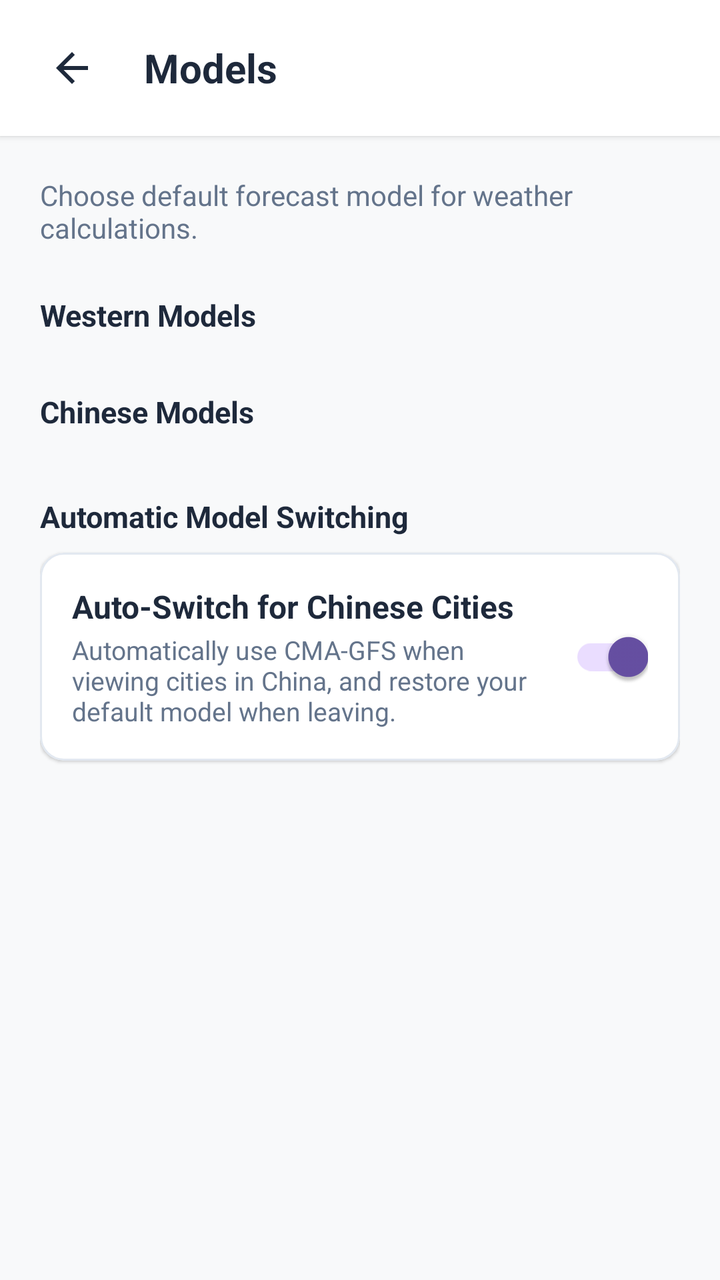
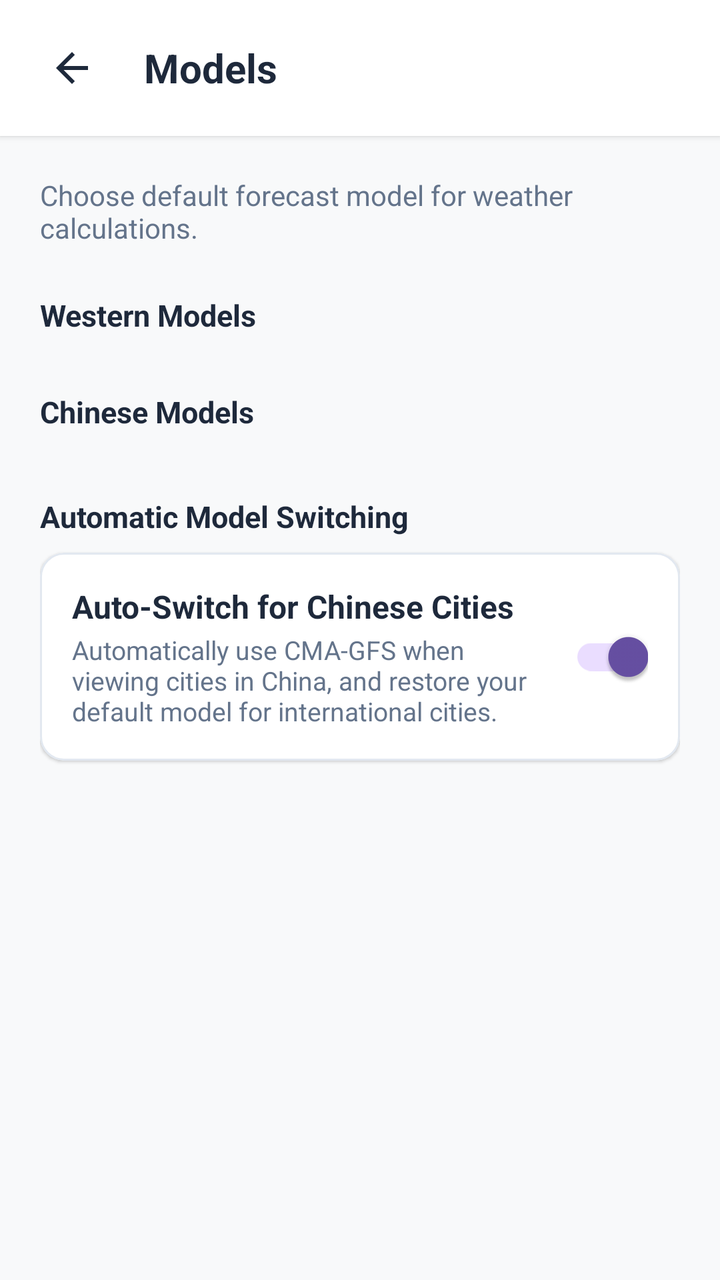

Compare the two renders of this Android layout. The source of the first and the diff that turns it into the second are given below.
<!-- AndroidManifest.xml: application theme Theme.WeatherAPP -->
<!-- res/layout/dialog_models_settings.xml -->
<?xml version="1.0" encoding="utf-8"?>
<LinearLayout xmlns:android="http://schemas.android.com/apk/res/android"
    xmlns:app="http://schemas.android.com/apk/res-auto"
    xmlns:tools="http://schemas.android.com/tools"
    android:layout_width="match_parent"
    android:layout_height="match_parent"
    android:background="@color/background_light"
    android:orientation="vertical">

    
    <com.google.android.material.card.MaterialCardView
        android:id="@+id/cardHeader"
        android:layout_width="match_parent"
        android:layout_height="wrap_content"
        app:cardBackgroundColor="@color/surface_card"
        app:cardCornerRadius="0dp"
        app:cardElevation="2dp"
        app:strokeWidth="0dp">

        <LinearLayout
            android:layout_width="match_parent"
            android:layout_height="wrap_content"
            android:gravity="center_vertical"
            android:orientation="horizontal"
            android:paddingHorizontal="16dp"
            android:paddingVertical="14dp">

            <ImageButton
                android:id="@+id/btnBack"
                android:layout_width="40dp"
                android:layout_height="40dp"
                android:background="?attr/selectableItemBackgroundBorderless"
                android:contentDescription="Back"
                android:padding="8dp"
                android:scaleType="fitCenter"
                android:src="@drawable/ic_back"
                app:tint="@color/text_primary" />

            <TextView
                android:layout_width="wrap_content"
                android:layout_height="wrap_content"
                android:layout_marginStart="16dp"
                android:text="Models"
                android:textColor="@color/text_primary"
                android:textSize="20sp"
                android:textStyle="bold" />

        </LinearLayout>

    </com.google.android.material.card.MaterialCardView>

    <ScrollView
        android:layout_width="match_parent"
        android:layout_height="match_parent"
        android:fillViewport="true">

        <LinearLayout
            android:layout_width="match_parent"
            android:layout_height="wrap_content"
            android:orientation="vertical"
            android:padding="20dp">

            <TextView
                android:layout_width="wrap_content"
                android:layout_height="wrap_content"
                android:layout_marginBottom="16dp"
                android:text="Choose default forecast model for weather calculations."
                android:textColor="@color/text_secondary"
                android:textSize="14sp" />

            
            <TextView
                android:id="@+id/tvWesternHeader"
                android:layout_width="wrap_content"
                android:layout_height="wrap_content"
                android:layout_marginTop="8dp"
                android:layout_marginBottom="8dp"
                android:text="Western Models"
                android:textColor="@color/text_primary"
                android:textSize="15sp"
                android:textStyle="bold" />

            <RadioGroup
                android:id="@+id/rgWesternModels"
                android:layout_width="match_parent"
                android:layout_height="wrap_content"
                android:orientation="vertical" />

            
            <TextView
                android:id="@+id/tvChineseHeader"
                android:layout_width="wrap_content"
                android:layout_height="wrap_content"
                android:layout_marginTop="20dp"
                android:layout_marginBottom="8dp"
                android:text="Chinese Models"
                android:textColor="@color/text_primary"
                android:textSize="15sp"
                android:textStyle="bold" />

            <RadioGroup
                android:id="@+id/rgChineseModels"
                android:layout_width="match_parent"
                android:layout_height="wrap_content"
                android:orientation="vertical" />

            
            <TextView
                android:id="@+id/tvAutoChinaHeader"
                android:layout_width="wrap_content"
                android:layout_height="wrap_content"
                android:layout_marginTop="24dp"
                android:layout_marginBottom="8dp"
                android:text="Automatic Model Switching"
                android:textColor="@color/text_primary"
                android:textSize="15sp"
                android:textStyle="bold" />

            <com.google.android.material.card.MaterialCardView
                android:id="@+id/cardAutoChina"
                android:layout_width="match_parent"
                android:layout_height="wrap_content"
                app:cardBackgroundColor="@color/surface_card"
                app:cardCornerRadius="12dp"
                app:cardElevation="1dp"
                app:strokeColor="@color/divider_color"
                app:strokeWidth="1dp">

                <LinearLayout
                    android:layout_width="match_parent"
                    android:layout_height="wrap_content"
                    android:gravity="center_vertical"
                    android:orientation="horizontal"
                    android:padding="16dp">

                    <LinearLayout
                        android:layout_width="0dp"
                        android:layout_height="wrap_content"
                        android:layout_marginEnd="12dp"
                        android:layout_weight="1"
                        android:orientation="vertical">

                        <TextView
                            android:id="@+id/tvAutoChinaTitle"
                            android:layout_width="wrap_content"
                            android:layout_height="wrap_content"
                            android:text="Auto-Switch for Chinese Cities"
                            android:textColor="@color/text_primary"
                            android:textSize="16sp"
                            android:textStyle="bold" />

                        <TextView
                            android:id="@+id/tvAutoChinaDesc"
                            android:layout_width="wrap_content"
                            android:layout_height="wrap_content"
                            android:layout_marginTop="2dp"
                            android:text="Automatically use CMA-GFS when viewing cities in China, and restore your default model when leaving."
                            android:textColor="@color/text_secondary"
                            android:textSize="13sp" />

                    </LinearLayout>

                    <com.google.android.material.switchmaterial.SwitchMaterial
                        android:id="@+id/switchAutoChina"
                        android:layout_width="wrap_content"
                        android:layout_height="wrap_content"
                        android:checked="true" />

                </LinearLayout>

            </com.google.android.material.card.MaterialCardView>

        </LinearLayout>

    </ScrollView>

</LinearLayout>
<!-- resources referenced by this layout -->
<resources>
  <color name="background_light">#F8F9FA</color>
  <color name="divider_color">#E2E8F0</color>
  <color name="surface_card">#FFFFFF</color>
  <color name="text_primary">#1E293B</color>
  <color name="text_secondary">#64748B</color>
  <!-- drawable ic_back (drawable) -->
  <vector xmlns:android="http://schemas.android.com/apk/res/android"
      android:width="24dp"
      android:height="24dp"
      android:viewportWidth="24"
      android:viewportHeight="24">
    <path
        android:fillColor="@color/text_primary"
        android:pathData="M20,11H7.83l5.59,-5.59L12,4l-8,8 8,8 1.41,-1.41L7.83,13H20v-2z"/>
  </vector>
  <style name="Theme.WeatherAPP" parent="Base.Theme.WeatherAPP" />
  <style name="Base.Theme.WeatherAPP" parent="Theme.Material3.DayNight.NoActionBar">
          <item name="android:statusBarColor">@color/surface_card</item>
          <item name="android:windowLightStatusBar">true</item>
      </style>
</resources>

<!-- the commit's change to res/layout/dialog_models_settings.xml (unified diff, before → after) -->
@@ -30,7 +30,7 @@
                 android:layout_width="40dp"
                 android:layout_height="40dp"
                 android:background="?attr/selectableItemBackgroundBorderless"
-                android:contentDescription="Back"
+                android:contentDescription="@string/cd_back"
                 android:padding="8dp"
                 android:scaleType="fitCenter"
                 android:src="@drawable/ic_back"
@@ -40,7 +40,7 @@
                 android:layout_width="wrap_content"
                 android:layout_height="wrap_content"
                 android:layout_marginStart="16dp"
-                android:text="Models"
+                android:text="@string/title_models"
                 android:textColor="@color/text_primary"
                 android:textSize="20sp"
                 android:textStyle="bold" />
@@ -64,7 +64,7 @@
                 android:layout_width="wrap_content"
                 android:layout_height="wrap_content"
                 android:layout_marginBottom="16dp"
-                android:text="Choose default forecast model for weather calculations."
+                android:text="@string/desc_models"
                 android:textColor="@color/text_secondary"
                 android:textSize="14sp" />
 
@@ -75,7 +75,7 @@
                 android:layout_height="wrap_content"
                 android:layout_marginTop="8dp"
                 android:layout_marginBottom="8dp"
-                android:text="Western Models"
+                android:text="@string/header_western_models"
                 android:textColor="@color/text_primary"
                 android:textSize="15sp"
                 android:textStyle="bold" />
@@ -93,7 +93,7 @@
                 android:layout_height="wrap_content"
                 android:layout_marginTop="20dp"
                 android:layout_marginBottom="8dp"
-                android:text="Chinese Models"
+                android:text="@string/header_chinese_models"
                 android:textColor="@color/text_primary"
                 android:textSize="15sp"
                 android:textStyle="bold" />
@@ -111,7 +111,7 @@
                 android:layout_height="wrap_content"
                 android:layout_marginTop="24dp"
                 android:layout_marginBottom="8dp"
-                android:text="Automatic Model Switching"
+                android:text="@string/header_automatic_model_switching"
                 android:textColor="@color/text_primary"
                 android:textSize="15sp"
                 android:textStyle="bold" />
@@ -144,7 +144,7 @@
                             android:id="@+id/tvAutoChinaTitle"
                             android:layout_width="wrap_content"
                             android:layout_height="wrap_content"
-                            android:text="Auto-Switch for Chinese Cities"
+                            android:text="@string/title_auto_switch_china"
                             android:textColor="@color/text_primary"
                             android:textSize="16sp"
                             android:textStyle="bold" />
@@ -154,7 +154,7 @@
                             android:layout_width="wrap_content"
                             android:layout_height="wrap_content"
                             android:layout_marginTop="2dp"
-                            android:text="Automatically use CMA-GFS when viewing cities in China, and restore your default model when leaving."
+                            android:text="@string/desc_auto_switch_china"
                             android:textColor="@color/text_secondary"
                             android:textSize="13sp" />
 
<!-- resource entries referenced after the edit -->
@@ -15,6 +15,14 @@
         android:fillColor="@color/text_primary"
         android:pathData="M20,11H7.83l5.59,-5.59L12,4l-8,8 8,8 1.41,-1.41L7.83,13H20v-2z"/>
   </vector>
+  <string name="cd_back">Back</string>
+  <string name="desc_auto_switch_china">Automatically use CMA-GFS when viewing cities in China, and restore your default model for international cities.</string>
+  <string name="desc_models">Choose default forecast model for weather calculations.</string>
+  <string name="header_automatic_model_switching">Automatic Model Switching</string>
+  <string name="header_chinese_models">Chinese Models</string>
+  <string name="header_western_models">Western Models</string>
+  <string name="title_auto_switch_china">Auto-Switch for Chinese Cities</string>
+  <string name="title_models">Models</string>
   <style name="Theme.WeatherAPP" parent="Base.Theme.WeatherAPP" />
   <style name="Base.Theme.WeatherAPP" parent="Theme.Material3.DayNight.NoActionBar">
           <item name="android:statusBarColor">@color/surface_card</item>
